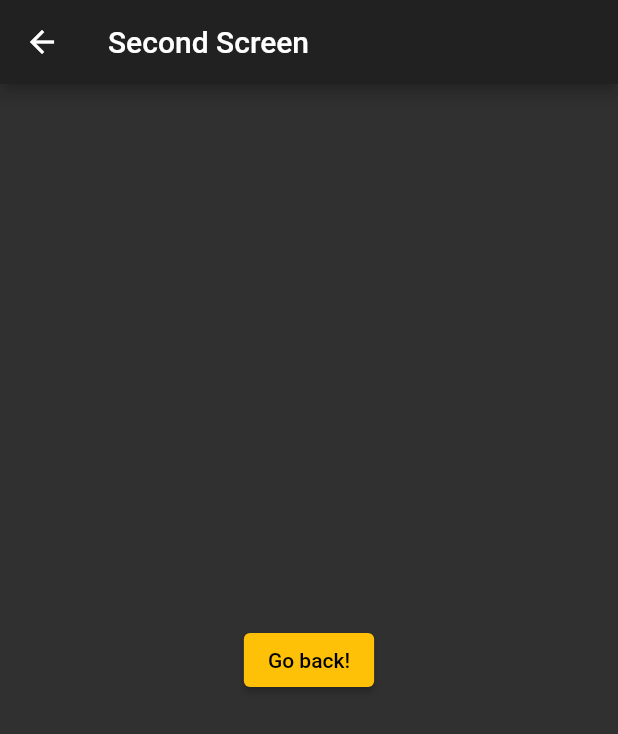
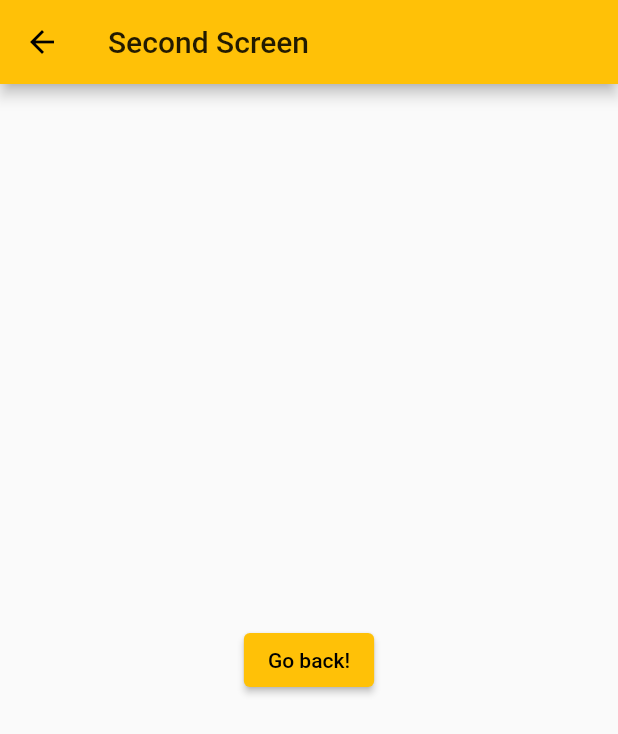
Before and after one commit to dahliaOS/text_editor, a Flutter app: the screen it shows after launch, after a tap on "Launch screen", on a phone screen of 412 x 824 dp. Shown: the top 734 px of the screen. Run offline on Flutter 3.47's test engine with Material 2 defaults, Android fonts, the light colour scheme and no system bars; statements that could not run were skipped.

Commit message:
Upload horus patchfile for theme

```diff
--- a/lib/main.dart
+++ b/lib/main.dart
@@ -15,12 +15,13 @@ import 'package:flutter/material.dart';
 import 'system.dart';
 import 'dart:io';
 
-void main() {
+var defaultTheme;
+
+void main() async {
   loadConfig();
+  defaultTheme = await getSystemTheme();
   runApp(TextEditorApp());
 }
-
-var defaultTheme = getSystemTheme();
 
 class TextEditorApp extends StatelessWidget {
   @override
--- a/lib/system.dart
+++ b/lib/system.dart
@@ -38,7 +38,7 @@ Future<String> _loadConfigAsset() async {
       .readAsStringSync();
 }
 
-Future loadConfig() async {
+Future<String> loadConfig() async {
   String jsonString = await _loadConfigAsset();
   final jsonResponse = json.decode(jsonString);
   Configuration config = new Configuration.fromJson(jsonResponse);
@@ -47,10 +47,10 @@ Future loadConfig() async {
   return value;
 }
 
-ThemeMode getSystemTheme() {
+Future<ThemeMode> getSystemTheme() async {
   final theme = await loadConfig();
   print(loadConfig());
-  if ("dark" == "dark") {
+  if (theme == "dark") {
     print("DARK");
     return ThemeMode.dark;
   } else {
```
Also changed, not shown: 1 other file.
